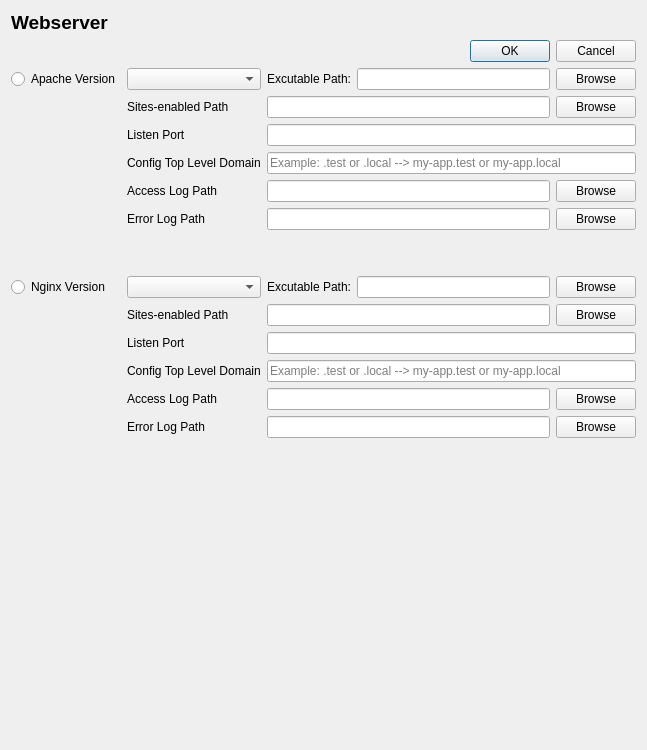
The window that ui/forms/Pages/WebserverPage.ui (Newt-Louis/literate-barnacle) describes before a commit, drawn with Qt 5.
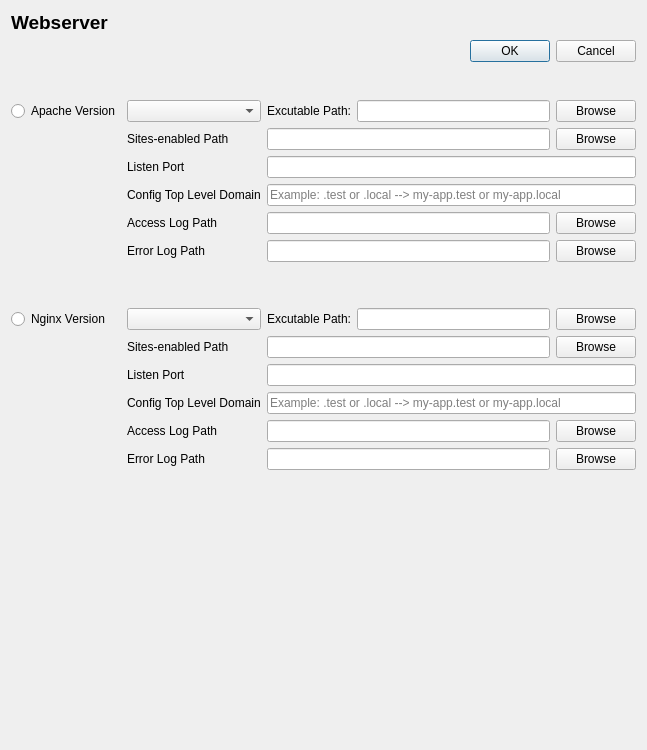
The same window after the commit.

```diff
--- a/ui/forms/Pages/WebserverPage.ui
+++ b/ui/forms/Pages/WebserverPage.ui
@@ -39,6 +39,9 @@
    </item>
    <item>
     <layout class="QHBoxLayout" name="webserver_save_change_layout">
+     <property name="bottomMargin">
+      <number>32</number>
+     </property>
      <item>
       <widget class="QDialogButtonBox" name="webserver_save_change_buttonbox">
        <property name="standardButtons">
```
